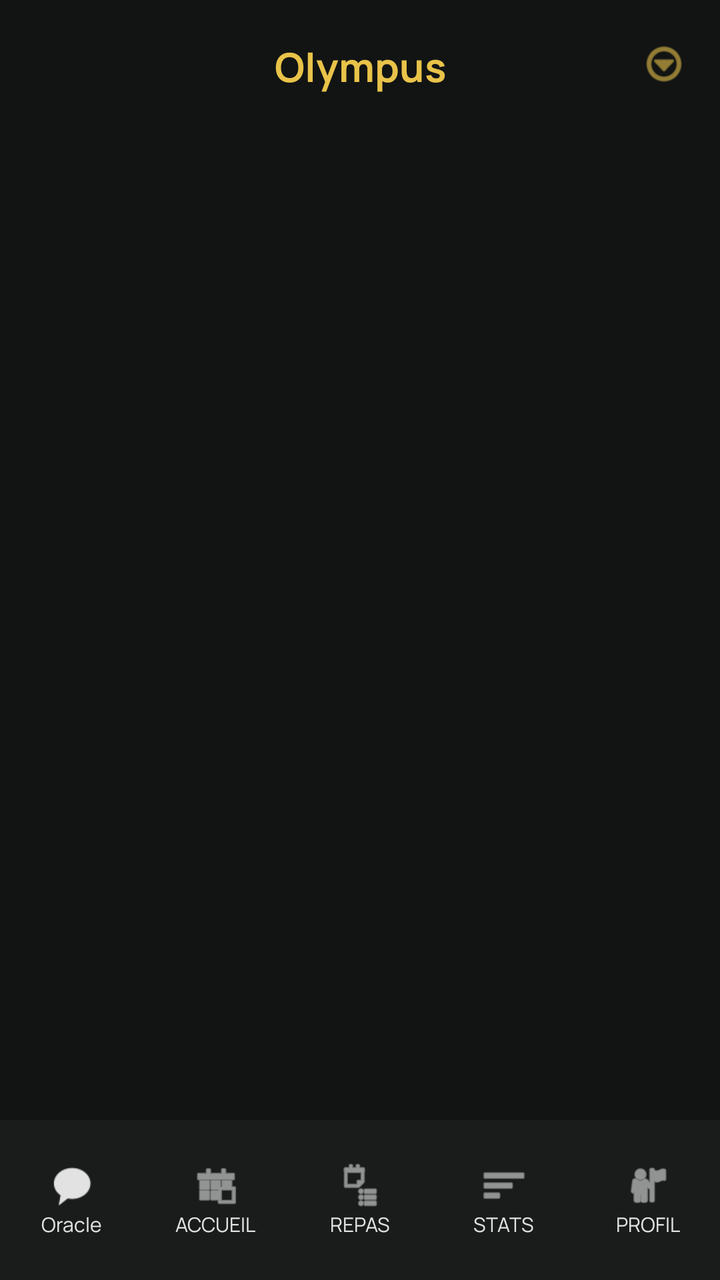
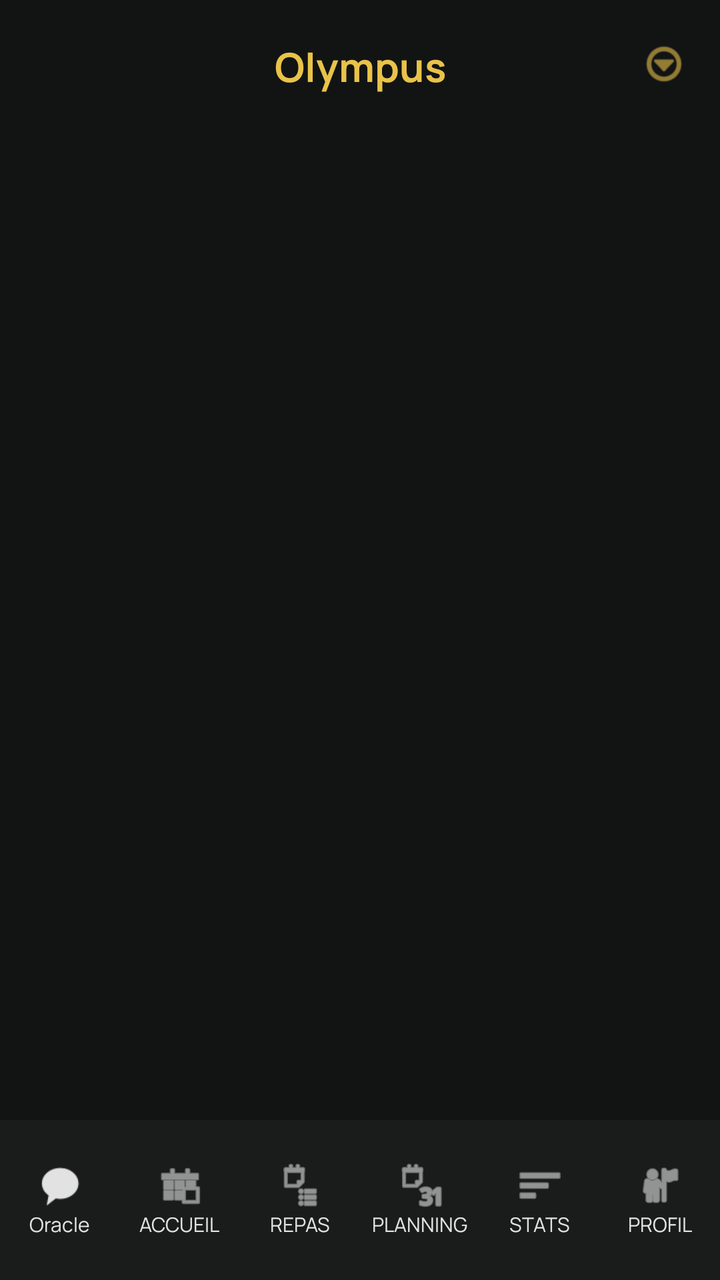

Screens rendered from an Android XML layout before and after an edit, with the pre-edit source and the edit as a unified diff.
<!-- AndroidManifest.xml: application theme Theme.OlympusFront -->
<!-- res/layout/activity_main.xml -->
<?xml version="1.0" encoding="utf-8"?>
<androidx.constraintlayout.widget.ConstraintLayout xmlns:android="http://schemas.android.com/apk/res/android"
    xmlns:app="http://schemas.android.com/apk/res-auto"
    xmlns:tools="http://schemas.android.com/tools"
    android:id="@+id/main"
    android:layout_width="match_parent"
    android:layout_height="match_parent"
    android:background="@color/surface"
    tools:context=".MainActivity">

    
    <androidx.constraintlayout.widget.ConstraintLayout
        android:id="@+id/top_bar"
        android:layout_width="match_parent"
        android:layout_height="64dp"
        android:paddingHorizontal="16dp"
        app:layout_constraintTop_toTopOf="parent">

        <ImageView
            android:id="@+id/profile_button"
            android:layout_width="32dp"
            android:layout_height="32dp"
            android:contentDescription="Profile"
            android:src="@mipmap/ic_olympus"
            app:layout_constraintBottom_toBottomOf="parent"
            app:layout_constraintStart_toStartOf="parent"
            app:layout_constraintTop_toTopOf="parent" />

        <TextView
            android:id="@+id/app_title"
            android:layout_width="wrap_content"
            android:layout_height="wrap_content"
            android:fontFamily="@font/newsreader"
            android:text="@string/imperium"
            android:textColor="@color/secondary"
            android:textSize="20sp"
            android:textStyle="bold"
            app:layout_constraintBottom_toBottomOf="parent"
            app:layout_constraintEnd_toEndOf="parent"
            app:layout_constraintStart_toStartOf="parent"
            app:layout_constraintTop_toTopOf="parent" />

        <ImageView
            android:id="@+id/menu_button"
            android:layout_width="24dp"
            android:layout_height="24dp"
            android:contentDescription="Menu"
            android:src="@android:drawable/ic_menu_more"
            app:layout_constraintBottom_toBottomOf="parent"
            app:layout_constraintEnd_toEndOf="parent"
            app:layout_constraintTop_toTopOf="parent"
            app:tint="@color/secondary" />

    </androidx.constraintlayout.widget.ConstraintLayout>

    
    <androidx.viewpager2.widget.ViewPager2
        android:id="@+id/view_pager"
        android:layout_width="match_parent"
        android:layout_height="0dp"
        app:layout_constraintBottom_toTopOf="@id/bottom_navigation"
        app:layout_constraintTop_toBottomOf="@id/top_bar" />

    
    <LinearLayout
        android:id="@+id/bottom_navigation"
        android:layout_width="match_parent"
        android:layout_height="80dp"
        android:background="@color/surface_container_low"
        android:orientation="horizontal"
        app:layout_constraintBottom_toBottomOf="parent">

        <LinearLayout
            android:id="@+id/nav_chat"
            android:layout_width="0dp"
            android:layout_height="match_parent"
            android:layout_weight="1"
            android:gravity="center"
            android:orientation="vertical"
            android:clickable="true"
            android:focusable="true">

            <ImageView
                android:id="@+id/nav_chat_icon"
                android:layout_width="24dp"
                android:layout_height="24dp"
                android:src="@android:drawable/sym_action_chat"
                app:tint="@color/marble_white" />

            <TextView
                android:id="@+id/nav_chat_text"
                android:layout_width="wrap_content"
                android:layout_height="wrap_content"
                android:fontFamily="@font/manrope"
                android:text="Oracle"
                android:textColor="@color/marble_white"
                android:textSize="10sp" />
        </LinearLayout>

        <LinearLayout
            android:id="@+id/nav_home"
            android:layout_width="0dp"
            android:layout_height="match_parent"
            android:layout_weight="1"
            android:gravity="center"
            android:orientation="vertical"
            android:clickable="true"
            android:focusable="true">

            <ImageView
                android:id="@+id/nav_home_icon"
                android:layout_width="24dp"
                android:layout_height="24dp"
                android:src="@android:drawable/ic_menu_today"
                app:tint="@color/marble_white" />

            <TextView
                android:id="@+id/nav_home_text"
                android:layout_width="wrap_content"
                android:layout_height="wrap_content"
                android:fontFamily="@font/manrope"
                android:text="@string/menu_home"
                android:textColor="@color/marble_white"
                android:textSize="10sp" />
        </LinearLayout>

        <LinearLayout
            android:id="@+id/nav_meals"
            android:layout_width="0dp"
            android:layout_height="match_parent"
            android:layout_weight="1"
            android:gravity="center"
            android:orientation="vertical"
            android:clickable="true"
            android:focusable="true">

            <ImageView
                android:id="@+id/nav_meals_icon"
                android:layout_width="24dp"
                android:layout_height="24dp"
                android:src="@android:drawable/ic_menu_agenda"
                app:tint="@color/marble_white" />

            <TextView
                android:id="@+id/nav_meals_text"
                android:layout_width="wrap_content"
                android:layout_height="wrap_content"
                android:fontFamily="@font/manrope"
                android:text="@string/menu_meals"
                android:textColor="@color/marble_white"
                android:textSize="10sp" />
        </LinearLayout>

        <LinearLayout
            android:id="@+id/nav_stats"
            android:layout_width="0dp"
            android:layout_height="match_parent"
            android:layout_weight="1"
            android:gravity="center"
            android:orientation="vertical"
            android:clickable="true"
            android:focusable="true">

            <ImageView
                android:id="@+id/nav_stats_icon"
                android:layout_width="24dp"
                android:layout_height="24dp"
                android:src="@android:drawable/ic_menu_sort_by_size"
                app:tint="@color/marble_white" />

            <TextView
                android:id="@+id/nav_stats_text"
                android:layout_width="wrap_content"
                android:layout_height="wrap_content"
                android:fontFamily="@font/manrope"
                android:text="@string/menu_stats"
                android:textColor="@color/marble_white"
                android:textSize="10sp" />
        </LinearLayout>

        <LinearLayout
            android:id="@+id/nav_profile"
            android:layout_width="0dp"
            android:layout_height="match_parent"
            android:layout_weight="1"
            android:gravity="center"
            android:orientation="vertical"
            android:clickable="true"
            android:focusable="true">

            <ImageView
                android:id="@+id/nav_profile_icon"
                android:layout_width="24dp"
                android:layout_height="24dp"
                android:src="@android:drawable/ic_menu_myplaces"
                app:tint="@color/marble_white" />

            <TextView
                android:id="@+id/nav_profile_text"
                android:layout_width="wrap_content"
                android:layout_height="wrap_content"
                android:fontFamily="@font/manrope"
                android:text="@string/menu_profile"
                android:textColor="@color/marble_white"
                android:textSize="10sp" />
        </LinearLayout>

    </LinearLayout>

</androidx.constraintlayout.widget.ConstraintLayout>
<!-- resources referenced by this layout -->
<resources>
  <color name="marble_white">#E2E2E2</color>
  <color name="secondary">#E9C349</color>
  <color name="surface">#121414</color>
  <color name="surface_container_low">#1A1C1C</color>
  <!-- mipmap ic_olympus (mipmap-anydpi-v26) -->
  <?xml version="1.0" encoding="utf-8"?>
  <adaptive-icon xmlns:android="http://schemas.android.com/apk/res/android">
      <background android:drawable="@drawable/ic_olympus_background"/>
      <foreground android:drawable="@mipmap/ic_olympus_foreground"/>
  </adaptive-icon>
  <string name="imperium">Olympus</string>
  <string name="menu_home">ACCUEIL</string>
  <string name="menu_meals">REPAS</string>
  <string name="menu_profile">PROFIL</string>
  <string name="menu_stats">STATS</string>
  <style name="Theme.OlympusFront" parent="Base.Theme.OlympusFront" />
  <!-- drawable ic_olympus_background: vector/xml drawable (drawable, 4866 chars, omitted) -->
  <style name="Base.Theme.OlympusFront" parent="Theme.Material3.Dark.NoActionBar">
          
          <item name="colorPrimary">@color/primary_container</item>
          <item name="colorSecondary">@color/secondary</item>
          <item name="colorSurface">@color/surface</item>
          <item name="android:windowBackground">@color/surface</item>
          <item name="android:textColorPrimary">@color/marble_white</item>
          <item name="android:textColorSecondary">@color/outline_variant</item>
          <item name="android:colorBackground">@color/surface</item>
  
          
          <item name="fontFamily">@font/manrope</item>
  
          
          <item name="alertDialogTheme">@style/OlympusAlertDialogTheme</item>
          <item name="materialAlertDialogTheme">@style/OlympusAlertDialogTheme</item>
  
          
          <item name="android:spinnerItemStyle">@style/OlympusSpinnerItem</item>
          <item name="android:spinnerDropDownItemStyle">@style/OlympusSpinnerDropDownItem</item>
      </style>
  <color name="primary_container">#5D3FD3</color>
  <color name="outline_variant">#484554</color>
  <style name="OlympusAlertDialogTheme" parent="ThemeOverlay.Material3.MaterialAlertDialog">
          <item name="android:windowBackground">@drawable/dialog_background</item>
          <item name="colorSurface">@color/surface_container_low</item>
          <item name="colorOnSurface">@color/marble_white</item>
          <item name="colorPrimary">@color/secondary</item>
          <item name="android:textColorPrimary">@color/marble_white</item>
          <item name="android:textColorSecondary">@color/outline_variant</item>
          <item name="buttonBarPositiveButtonStyle">@style/Widget.Material3.Button.TextButton</item>
          <item name="buttonBarNegativeButtonStyle">@style/Widget.Material3.Button.TextButton</item>
  
          
          <item name="editTextStyle">@style/OlympusDialogEditText</item>
      </style>
  <style name="OlympusSpinnerItem" parent="Widget.AppCompat.TextView.SpinnerItem">
          <item name="android:textColor">@color/marble_white</item>
      </style>
  <style name="OlympusSpinnerDropDownItem" parent="Widget.AppCompat.DropDownItem.Spinner">
          <item name="android:textColor">@color/marble_white</item>
          <item name="android:background">@color/surface_container_lowest</item>
      </style>
  <!-- drawable dialog_background (drawable) -->
  <?xml version="1.0" encoding="utf-8"?>
  <shape xmlns:android="http://schemas.android.com/apk/res/android"
      android:shape="rectangle">
      <solid android:color="@color/surface_container_low" />
      <corners android:radius="16dp" />
  </shape>
  <style name="OlympusDialogEditText" parent="Widget.AppCompat.EditText">
          <item name="android:textColor">@color/marble_white</item>
          <item name="android:textColorHint">@color/outline_variant</item>
          <item name="backgroundTint">@color/secondary</item>
      </style>
  <color name="surface_container_lowest">#0C0F0F</color>
</resources>

<!-- the commit's change to res/layout/activity_main.xml (unified diff, before → after) -->
@@ -152,6 +152,33 @@
         </LinearLayout>
 
         <LinearLayout
+            android:id="@+id/nav_plan"
+            android:layout_width="0dp"
+            android:layout_height="match_parent"
+            android:layout_weight="1"
+            android:gravity="center"
+            android:orientation="vertical"
+            android:clickable="true"
+            android:focusable="true">
+
+            <ImageView
+                android:id="@+id/nav_plan_icon"
+                android:layout_width="24dp"
+                android:layout_height="24dp"
+                android:src="@android:drawable/ic_menu_month"
+                app:tint="@color/marble_white" />
+
+            <TextView
+                android:id="@+id/nav_plan_text"
+                android:layout_width="wrap_content"
+                android:layout_height="wrap_content"
+                android:fontFamily="@font/manrope"
+                android:text="@string/menu_plan"
+                android:textColor="@color/marble_white"
+                android:textSize="10sp" />
+        </LinearLayout>
+
+        <LinearLayout
             android:id="@+id/nav_stats"
             android:layout_width="0dp"
             android:layout_height="match_parent"
<!-- resource entries referenced after the edit -->
@@ -13,6 +13,7 @@
   <string name="imperium">Olympus</string>
   <string name="menu_home">ACCUEIL</string>
   <string name="menu_meals">REPAS</string>
+  <string name="menu_plan">PLANNING</string>
   <string name="menu_profile">PROFIL</string>
   <string name="menu_stats">STATS</string>
   <style name="Theme.OlympusFront" parent="Base.Theme.OlympusFront" />
